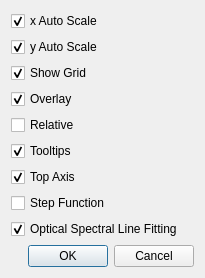
Before: the Qt Designer form code/display/implement/QtPlotter/QtProfilePrefsGUI.ui in radio-astro/casa, drawn with Qt 5.
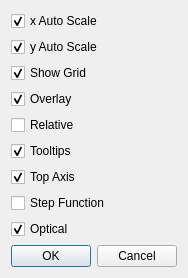
After: the same form once the commit is applied.

Commit message: Priliminary work on Spectral/Collapse Moments: 1.  Created basic GUI 2.  Created factory triggered by the Preferences "Optical" check box     that will either show the optical or radio version of the     Collapse/Moments code. 3.  Refactored the existing collapse/moments code into MomentSettingsWidget     optical. 4.  Got basic operation of the radio one to work.  Need to still work     on operation when channels and/or thresholding is specified, etc.     so it is a long ways from being ready for testing.

The edit to the form file:
```diff
--- a/code/display/implement/QtPlotter/QtProfilePrefsGUI.ui
+++ b/code/display/implement/QtPlotter/QtProfilePrefsGUI.ui
@@ -6,7 +6,7 @@
    <rect>
     <x>0</x>
     <y>0</y>
-    <width>205</width>
+    <width>173</width>
     <height>251</height>
    </rect>
   </property>
@@ -91,7 +91,7 @@
    <item>
     <widget class="QCheckBox" name="opticalSpecFitCheckBox">
      <property name="text">
-      <string>Optical Spectral Line Fitting</string>
+      <string>Optical</string>
      </property>
      <property name="checked">
       <bool>true</bool>
```
The commit also changes 28 other files.
